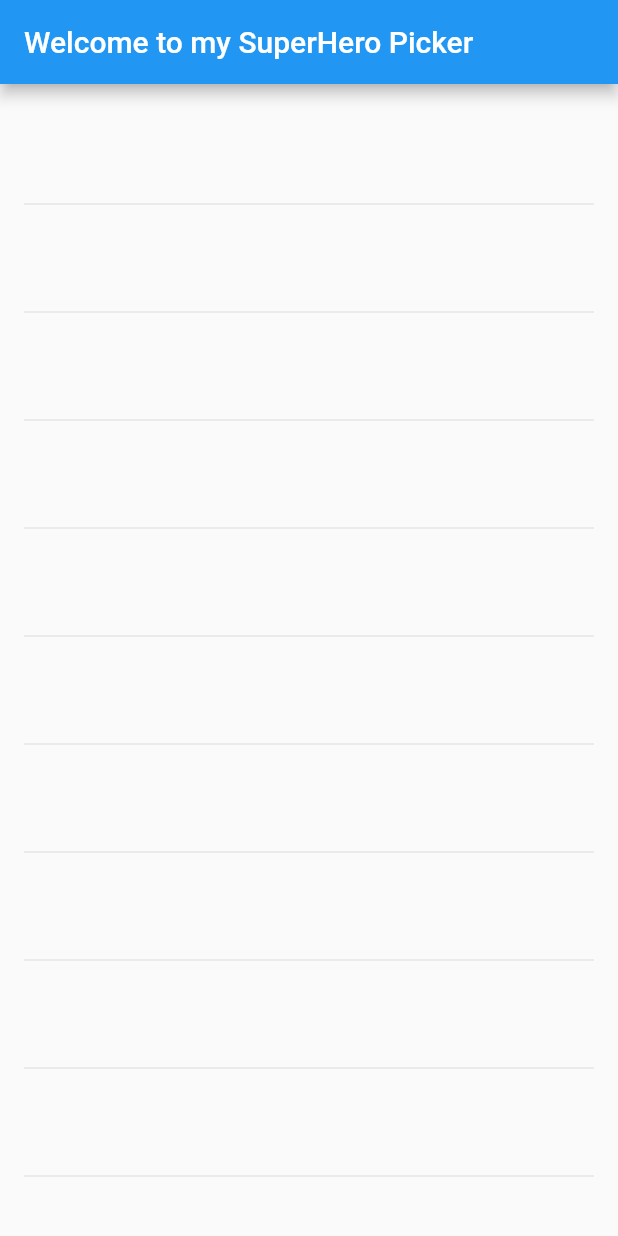
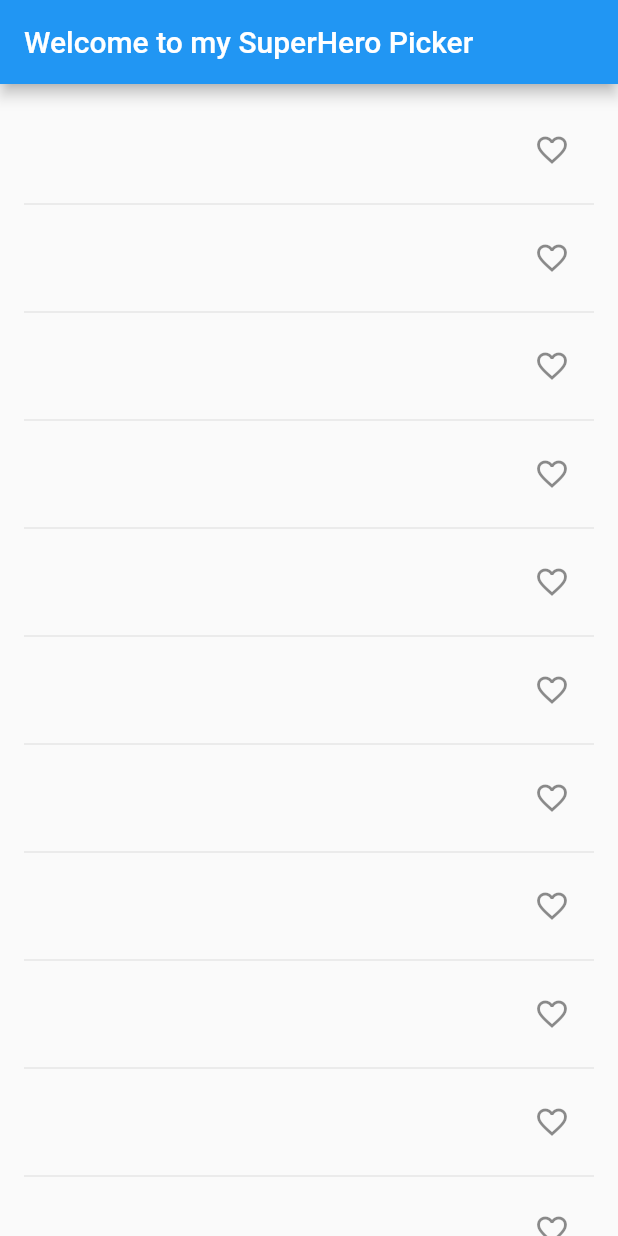
Before and after one commit to Mr-Phil1/My-second-Flutter-App, a Flutter app: the screen it shows after launch, on a phone screen of 412 x 824 dp. Run offline on Flutter 3.47's test engine with Material 2 defaults, Android fonts, the phone set to English and light mode, and no system bars; missing offline and left inert: super_hero.

Commit message:
modify main.dart * add a heart icon to the list

```diff
--- a/lib/main.dart
+++ b/lib/main.dart
@@ -64,6 +64,10 @@ class _SuperHeroName extends State<SuperHeroNameGenerator> {
   Widget _buildRow(String superHeroName) {
     return ListTile(
       title: Text(superHeroName),
+      trailing: Icon(
+        Icons.favorite_border,
+        color: null,
+      ),
     );
   }
 }
```
